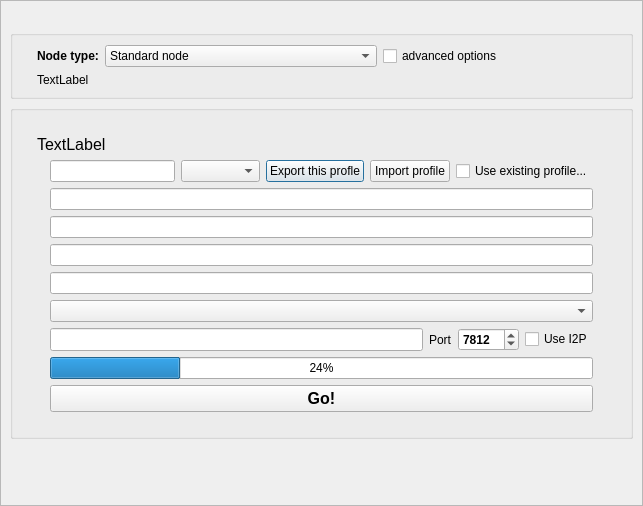
This is retroshare-gui/src/gui/GenCertDialog.ui in RetroShare/RetroShare as Qt 5 draws it before an edit. The edited form follows.
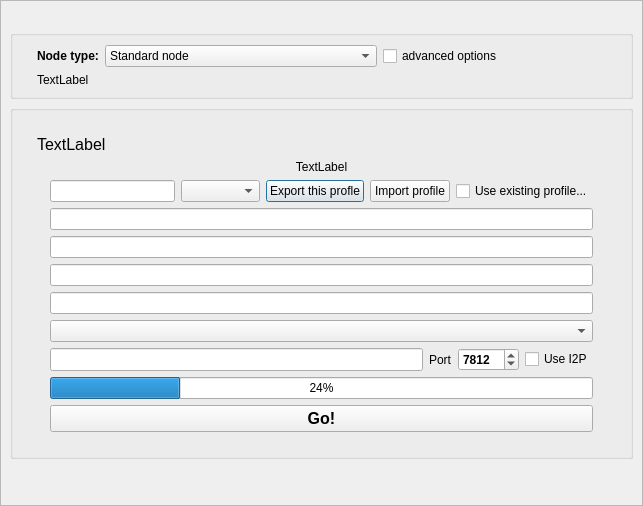
This is the edited form. Icons and pictures are not drawn. Custom widgets are drawn as their Qt base class.

```diff
--- a/retroshare-gui/src/gui/GenCertDialog.ui
+++ b/retroshare-gui/src/gui/GenCertDialog.ui
@@ -184,7 +184,7 @@
          <property name="bottomMargin">
           <number>24</number>
          </property>
-         <item row="1" column="0">
+         <item row="2" column="0">
           <layout class="QGridLayout" name="profilGLayout">
            <item row="14" column="2">
             <widget class="RSComboBox" name="keylength_comboBox">
@@ -785,6 +785,16 @@
            </property>
           </widget>
          </item>
+         <item row="1" column="0">
+          <widget class="QLabel" name="pixmaplabel">
+           <property name="text">
+            <string>TextLabel</string>
+           </property>
+           <property name="alignment">
+            <set>Qt::AlignCenter</set>
+           </property>
+          </widget>
+         </item>
         </layout>
        </widget>
       </item>
```
Left out of the diff: 2 changed lines with no effect on the pictures.
